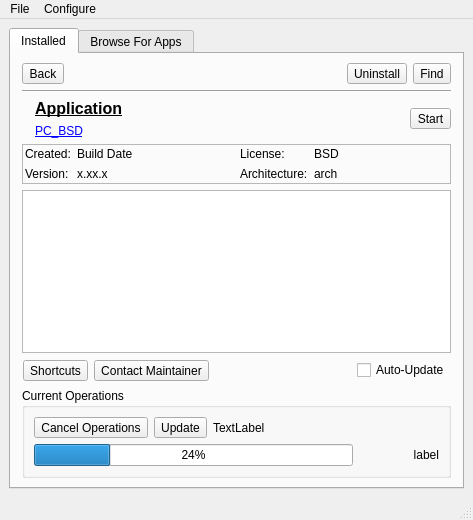
First picture: the form in src-qt4/pc-softwaremanager/mainUI.ui, repository trueos/pcbsd, before the edit.
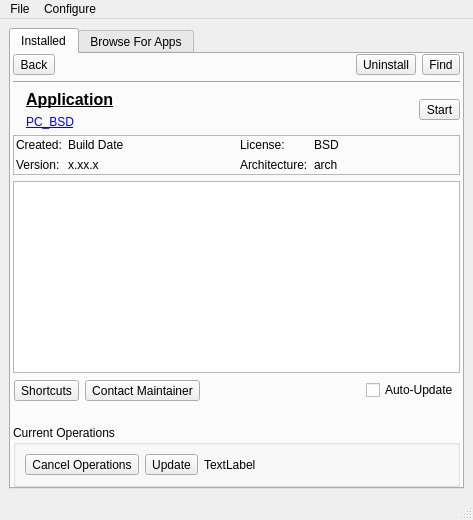
Second picture: the form after the edit. The open tabs and pages were chosen to show the change. Icons and pictures are not drawn.

Commit message: Fix up the browser app page status notifications with the new backend process class.

The edit to the form file:
```diff
--- a/src-qt4/pc-softwaremanager/mainUI.ui
+++ b/src-qt4/pc-softwaremanager/mainUI.ui
@@ -190,6 +190,9 @@
           </widget>
           <widget class="QWidget" name="page_install_details">
            <layout class="QGridLayout" name="gridLayout_2">
+            <property name="margin">
+             <number>0</number>
+            </property>
             <item row="3" column="0">
              <widget class="QFrame" name="frame_2">
               <property name="styleSheet">
@@ -353,33 +356,6 @@
                  </item>
                 </layout>
                </item>
-               <item>
-                <layout class="QHBoxLayout" name="horizontalLayout_9">
-                 <item>
-                  <widget class="QProgressBar" name="progress_install_DL">
-                   <property name="value">
-                    <number>24</number>
-                   </property>
-                  </widget>
-                 </item>
-                 <item>
-                  <widget class="QLabel" name="label_install_DL">
-                   <property name="minimumSize">
-                    <size>
-                     <width>80</width>
-                     <height>0</height>
-                    </size>
-                   </property>
-                   <property name="text">
-                    <string notr="true">label</string>
-                   </property>
-                   <property name="alignment">
-                    <set>Qt::AlignRight|Qt::AlignTrailing|Qt::AlignVCenter</set>
-                   </property>
-                  </widget>
-                 </item>
-                </layout>
-               </item>
               </layout>
              </widget>
             </item>
```
Left out of the diff: 25 changed lines with no effect on the pictures. The commit also changes 4 other files.
